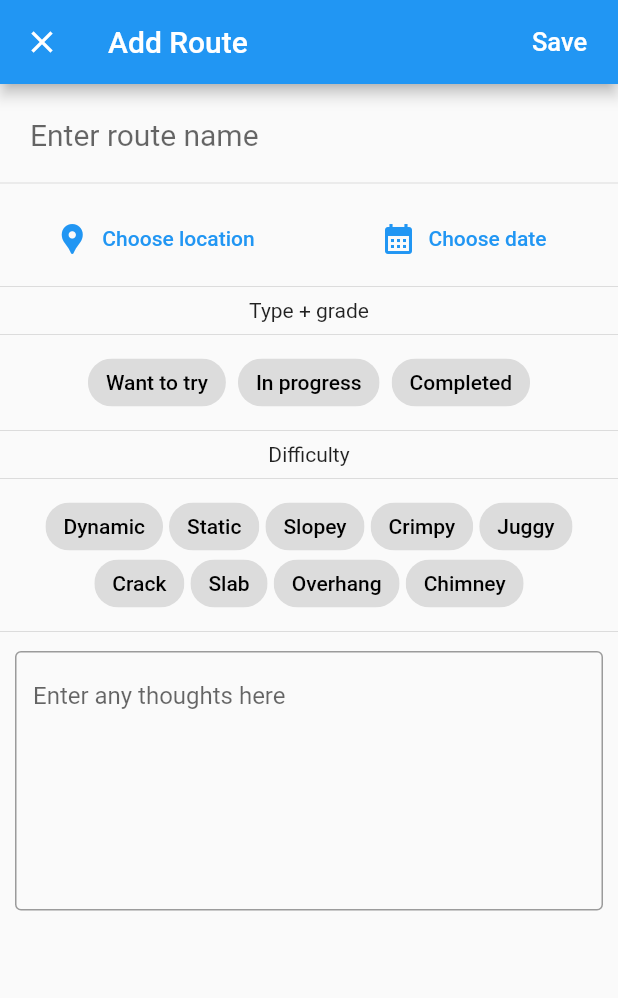
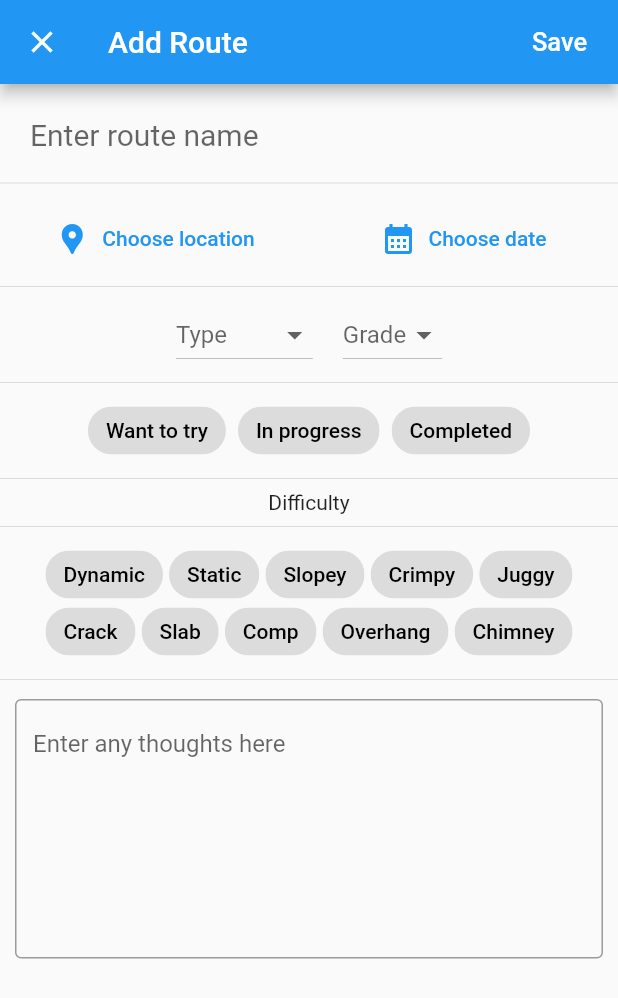
Before and after one commit to Redpoint-app/Redpoint, a Flutter app: the AddPage screen opened directly, on a phone screen of 412 x 824 dp. Shown: the top 998 px of the screen. Run offline on Flutter 3.47's test engine with Material 2 defaults, Android fonts, the phone set to English and light mode, and no system bars.

Commit message:
stubbed type and grade

```diff
--- /dev/null
+++ b/lib/model/grade.dart
@@ -0,0 +1,19 @@
+class Grade {
+  Grade(this._label);
+
+  final String _label;
+
+  String get label {
+    return _label;
+  }
+
+  @override
+  bool operator == (Object other) {
+    if (other is Grade) {
+      Grade o = other;
+      return o._label == _label;
+    } else {
+      return false;
+    }
+  }
+}
--- /dev/null
+++ b/lib/model/route_type.dart
@@ -0,0 +1,19 @@
+class RouteType {
+  RouteType(this._label);
+
+  final String _label;
+
+  String get label {
+    return _label;
+  }
+
+  @override
+  bool operator == (Object other) {
+    if (other is RouteType) {
+      RouteType o = other;
+      return o._label == _label;
+    } else {
+      return false;
+    }
+  }
+}
--- a/lib/pages/add_page.dart
+++ b/lib/pages/add_page.dart
@@ -4,6 +4,8 @@ import 'package:flutter/material.dart';
 import 'package:redpoint/model/tag.dart';
 import 'package:redpoint/widgets/add_form/form_multi_select_chip.dart';
 
+import '../model/grade.dart';
+import '../model/route_type.dart';
 import '../widgets/add_form/form_button.dart';
 import '../widgets/add_form/form_select_chip.dart';
 
@@ -30,9 +32,56 @@ final tagOptions = [
   Tag("Juggy"),
   Tag("Crack"),
   Tag("Slab"),
+  Tag("Comp"),
   Tag("Overhang"),
   Tag("Chimney"),
 ];
+
+final typeOptions = [
+  RouteType("Top Rope"),
+  RouteType("Boulder"),
+  RouteType("Lead"),
+];
+
+final yds = [
+  Grade("5.5"),
+  Grade("5.6"),
+  Grade("5.7"),
+  Grade("5.8"),
+  Grade("5.9"),
+  Grade("5.10"),
+  Grade("5.11"),
+  Grade("5.12"),
+  Grade("5.13"),
+  Grade("5.14"),
+  Grade("5.15"),
+];
+
+final vScale = [
+  Grade("V0"),
+  Grade("V1"),
+  Grade("V2"),
+  Grade("V3"),
+  Grade("V4"),
+  Grade("V5"),
+  Grade("V6"),
+  Grade("V7"),
+  Grade("V8"),
+  Grade("V9"),
+  Grade("V10"),
+  Grade("V11"),
+  Grade("V12"),
+  Grade("V13"),
+  Grade("V14"),
+  Grade("V15"),
+  Grade("V16"),
+];
+
+final gradeOptions = {
+  typeOptions[0]: yds, // Top rope
+  typeOptions[1]: vScale, // Boulder
+  typeOptions[2]: yds, // Lead
+};
 
 const int maxTags = 5;
 
@@ -142,7 +191,37 @@ class _AddPageState extends State<AddPage> {
                   ],
                 )),
             const Divider(),
-            Text("Type + grade"),
+            Row(
+              mainAxisAlignment: MainAxisAlignment.center,
+              children: [
+                Padding(
+                  padding: const EdgeInsets.symmetric(horizontal: 10.0),
+                  child: DropdownButton(
+                    hint: const Text("Type"),
+                    items: typeOptions.map((RouteType type) {
+                      return DropdownMenuItem<String>(
+                        value: type.label,
+                        child: Text(type.label),
+                      );
+                    }).toList(),
+                    onChanged: (_) {},
+                  ),
+                ),
+                Padding(
+                  padding: const EdgeInsets.symmetric(horizontal: 10.0),
+                  child: DropdownButton(
+                    hint: const Text("Grade"),
+                    items: vScale.map((Grade grade) {
+                      return DropdownMenuItem<String>(
+                        value: grade.label,
+                        child: Text(grade.label),
+                      );
+                    }).toList(),
+                    onChanged: (_) {},
+                  ),
+                )
+              ],
+            ),
             const Divider(),
             Row(
               mainAxisAlignment: MainAxisAlignment.center,
```
Lines whose indentation alone changed are shown as unchanged.
